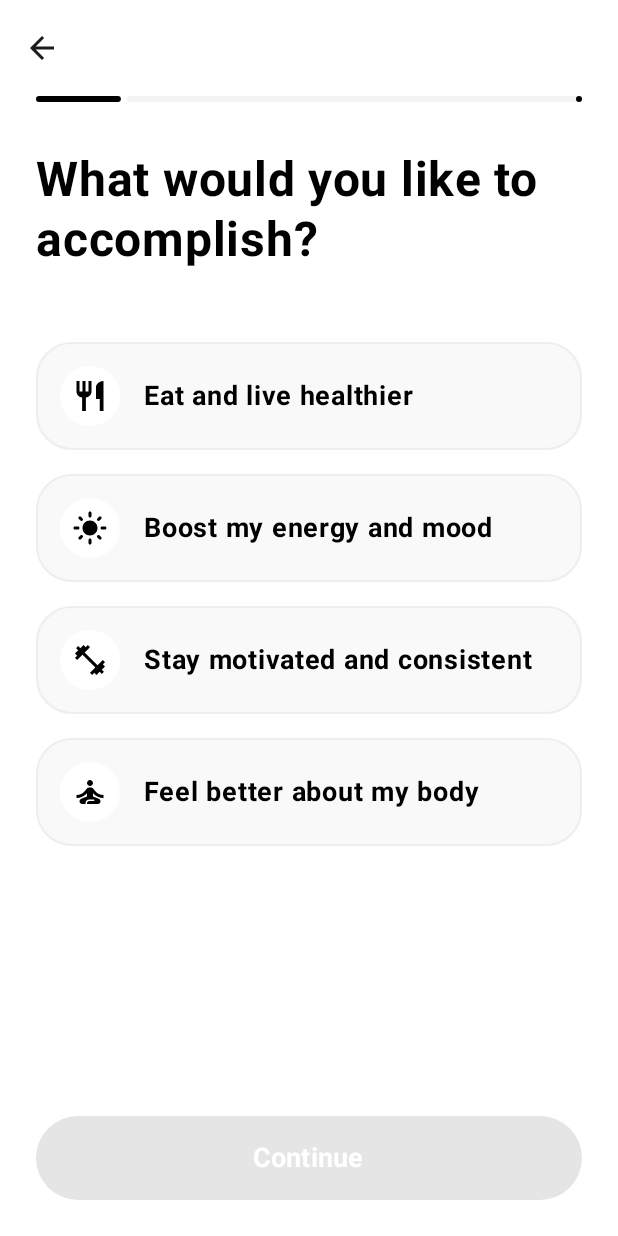
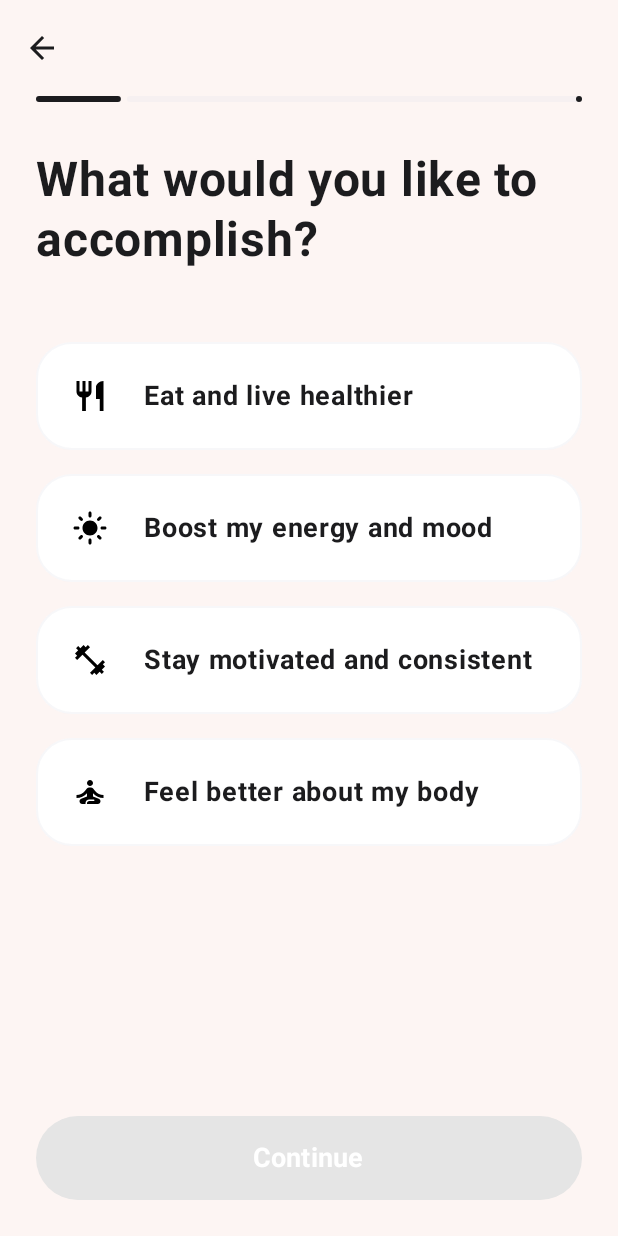
Before and after one commit to isaacmuigai-dev/CalView, an Android app built with Jetpack Compose: the screen it shows after launch (MainActivity), after a tap on "Get Started", on a phone screen of 412 x 824 dp. Run offline under Robolectric (Android 15) with nearby library versions, the phone set to English and light mode, and no system bars; our stand-ins replace Dagger/Hilt's generated code.

Commit message:
feat: Implement cream/pink theme across entire app
Color.kt:
- CreamBackground (#FDF5F3) - light pinkish-cream
- CardBackground (white) for cards
- DarkCharcoal (#1C1C1E) for text and buttons
- Updated macro colors to match new palette

Theme.kt:
- Primary: DarkCharcoal (dark buttons)
- Background: CreamBackground (cream)
- Surface: CardBackground (white cards)
- Secondary: CalAIGreen (accent)

Updated components:
- CalAICard: uses MaterialTheme colors
- DashboardScreen: cream background
- OnboardingTemplate: cream background, themed colors

Fixes #theme - consistent cream/pink theme across all screens

```diff
--- a/core-ui/src/main/java/com/example/calview/core/ui/components/CalAICard.kt
+++ b/core-ui/src/main/java/com/example/calview/core/ui/components/CalAICard.kt
@@ -32,9 +32,15 @@ fun CalAICard(
             .clickable { onClick() },
         shape = MaterialTheme.shapes.large,
         colors = CardDefaults.cardColors(
-            containerColor = if (isSelected) Color.White else Color(0xFFF9F9F9)
+            containerColor = if (isSelected)
+                MaterialTheme.colorScheme.surface
+            else
+                MaterialTheme.colorScheme.surface
         ),
-        border = if (isSelected) BorderStroke(2.dp, Color.Black) else BorderStroke(1.dp, Color(0xFFEEEEEE)),
+        border = if (isSelected)
+            BorderStroke(2.dp, MaterialTheme.colorScheme.primary)
+        else
+            BorderStroke(1.dp, MaterialTheme.colorScheme.outline.copy(alpha = 0.3f)),
         elevation = CardDefaults.cardElevation(defaultElevation = 0.dp)
     ) {
         Column(
@@ -56,14 +62,14 @@ fun CalAICard(
                             fontFamily = Inter,
                             fontWeight = FontWeight.Bold,
                             fontSize = 18.sp,
-                            color = Color.Black
+                            color = MaterialTheme.colorScheme.onSurface
                         )
                         if (subtitle != null) {
                             Text(
                                 text = subtitle,
                                 fontFamily = Inter,
                                 fontSize = 14.sp,
-                                color = Color.Gray,
+                                color = MaterialTheme.colorScheme.onSurfaceVariant,
                                 modifier = Modifier.padding(top = 4.dp)
                             )
                         }
--- a/core-ui/src/main/java/com/example/calview/core/ui/theme/Color.kt
+++ b/core-ui/src/main/java/com/example/calview/core/ui/theme/Color.kt
@@ -2,16 +2,27 @@ package com.example.calview.core.ui.theme
 
 import androidx.compose.ui.graphics.Color
 
+// Primary accent colors
 val CalAIGreen = Color(0xFF32CD32)
 val Avocado = Color(0xFF568203)
-val PureWhite = Color(0xFFFFFFFF)
-val OffWhite = Color(0xFFF8F8F8)
-val DarkGrey = Color(0xFF1C1C1E)
+
+// Main theme colors - Cream/Pink theme
+val CreamBackground = Color(0xFFFDF5F3) // Light pinkish-cream background
+val CardBackground = Color(0xFFFFFFFF) // White cards
+val DarkCharcoal = Color(0xFF1C1C1E) // Dark text and buttons
 val MediumGrey = Color(0xFF8E8E93)
 val LightGrey = Color(0xFFE5E5EA)
 
-val ProteinColor = Color(0xFFFF5252)
-val CarbsColor = Color(0xFFFFAB40)
-val FatsColor = Color(0xFF448AFF)
+// Legacy aliases for compatibility
+val PureWhite = Color(0xFFFFFFFF)
+val OffWhite = Color(0xFFFDF5F3) // Now cream colored
+val DarkGrey = DarkCharcoal
 
+// Macro colors
+val ProteinColor = Color(0xFFE57373) // Coral red
+val CarbsColor = Color(0xFFE5A87B) // Orange/wheat
+val FatsColor = Color(0xFF64B5F6) // Light blue
+
+// UI element colors
 val ShadowColor = Color(0xFFE0E0E0)
+val SurfaceVariant = Color(0xFFF5F0EE) // Slightly darker cream for card surfaces
--- a/core-ui/src/main/java/com/example/calview/core/ui/theme/Theme.kt
+++ b/core-ui/src/main/java/com/example/calview/core/ui/theme/Theme.kt
@@ -11,14 +11,17 @@ import androidx.compose.ui.platform.LocalView
 import androidx.core.view.WindowCompat
 
 private val LightColorScheme = lightColorScheme(
-    primary = CalAIGreen,
+    primary = DarkCharcoal, // Dark buttons/primary actions
     onPrimary = PureWhite,
-    secondary = DarkGrey, // Dark grey/black for buttons
+    secondary = CalAIGreen, // Green accent
     onSecondary = PureWhite,
-    surface = OffWhite, // Slightly off-white for background/cards to make white stand out
-    onSurface = DarkGrey,
-    background = PureWhite,
-    onBackground = DarkGrey
+    surface = CardBackground, // White cards
+    onSurface = DarkCharcoal, // Dark text
+    background = CreamBackground, // Cream/pink background
+    onBackground = DarkCharcoal,
+    surfaceVariant = SurfaceVariant,
+    onSurfaceVariant = MediumGrey,
+    outline = LightGrey
 )
 
 @Composable
--- a/feature-dashboard/src/main/java/com/example/calview/feature/dashboard/DashboardScreen.kt
+++ b/feature-dashboard/src/main/java/com/example/calview/feature/dashboard/DashboardScreen.kt
@@ -85,6 +85,7 @@ fun DashboardContent(
     LazyColumn(
         modifier = Modifier
             .fillMaxSize()
+            .background(MaterialTheme.colorScheme.background)
             .padding(horizontal = 20.dp),
         verticalArrangement = Arrangement.spacedBy(24.dp)
     ) {
--- a/feature-onboarding/src/main/java/com/example/calview/feature/onboarding/components/OnboardingTemplate.kt
+++ b/feature-onboarding/src/main/java/com/example/calview/feature/onboarding/components/OnboardingTemplate.kt
@@ -33,11 +33,15 @@ fun OnboardingTemplate(
                     title = { },
                     navigationIcon = {
                         IconButton(onClick = onBack) {
-                            Icon(Icons.AutoMirrored.Filled.ArrowBack, contentDescription = "Back")
+                            Icon(
+                                Icons.AutoMirrored.Filled.ArrowBack,
+                                contentDescription = "Back",
+                                tint = MaterialTheme.colorScheme.onBackground
+                            )
                         }
                     },
                     colors = TopAppBarDefaults.topAppBarColors(
-                        containerColor = Color.White
+                        containerColor = MaterialTheme.colorScheme.background
                     )
                 )
                 LinearProgressIndicator(
@@ -46,8 +50,8 @@ fun OnboardingTemplate(
                         .fillMaxWidth()
                         .padding(horizontal = 24.dp)
                         .height(4.dp),
-                    color = Color.Black,
-                    trackColor = Color(0xFFF3F3F3),
+                    color = MaterialTheme.colorScheme.primary,
+                    trackColor = MaterialTheme.colorScheme.outline.copy(alpha = 0.3f),
                     strokeCap = StrokeCap.Round
                 )
             }
@@ -63,7 +67,7 @@ fun OnboardingTemplate(
                 }
             }
         },
-        containerColor = Color.White
+        containerColor = MaterialTheme.colorScheme.background
     ) { padding ->
         Column(
             modifier = Modifier
@@ -78,14 +82,14 @@ fun OnboardingTemplate(
                 fontWeight = FontWeight.Bold,
                 fontSize = 32.sp,
                 lineHeight = 40.sp,
-                color = Color.Black
+                color = MaterialTheme.colorScheme.onBackground
             )
             if (subtitle != null) {
                 Text(
                     text = subtitle,
                     fontFamily = Inter,
                     fontSize = 18.sp,
-                    color = Color.Gray,
+                    color = MaterialTheme.colorScheme.onSurfaceVariant,
                     modifier = Modifier.padding(top = 12.dp)
                 )
             }
```
